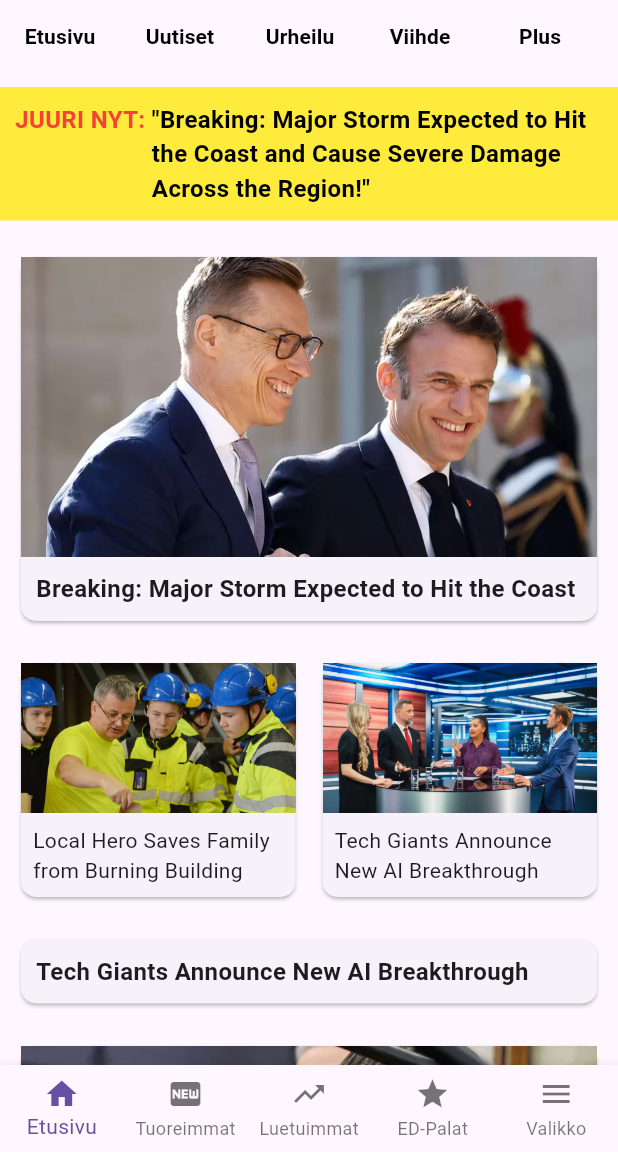
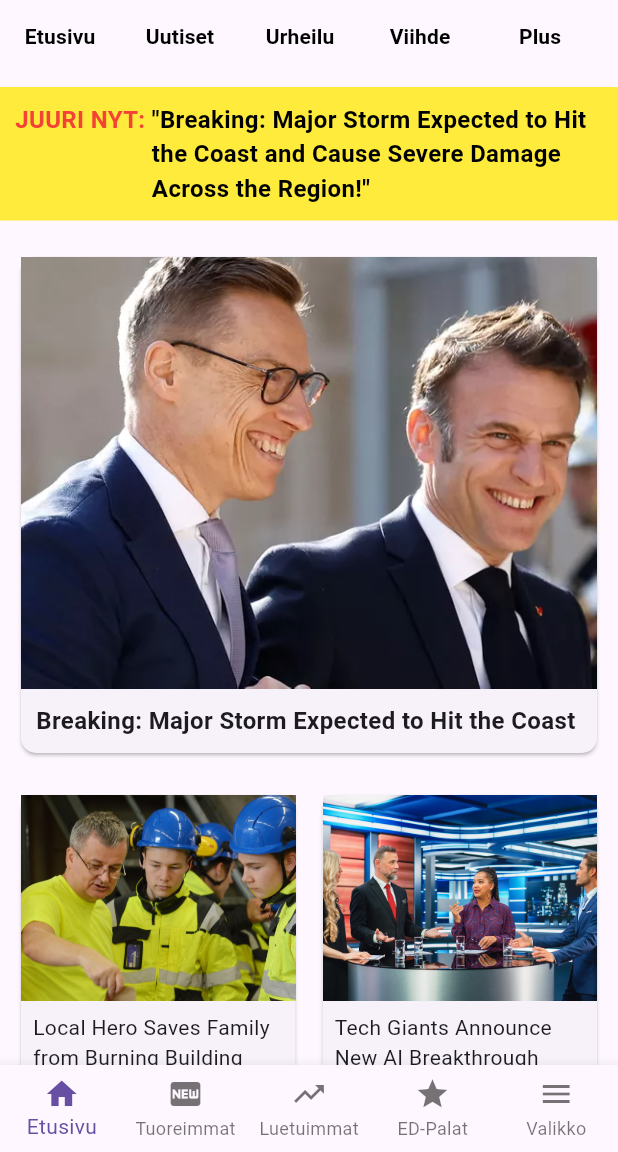
Before and after one commit to JaamoK/flutter_application_1, a Flutter app: the screen it shows after launch, on a phone screen of 412 x 824 dp, the part 84-1236 px from its top. Run offline on Flutter 3.47's test engine with Material 3 defaults, Android fonts, the phone set to English and light mode, and no system bars.

Commit message:
Great versiöön

```diff
--- a/lib/main.dart
+++ b/lib/main.dart
@@ -215,11 +215,13 @@ class HomeScreen extends StatelessWidget {
         child: Column(
           crossAxisAlignment: CrossAxisAlignment.start,
           children: [
-            Image.asset(
+            AspectRatio(
+              aspectRatio: 4 / 3, // Enforce 4:3 aspect ratio
+              child: Image.asset(
                 imagePath,
-              height: 200,
                 width: double.infinity,
                 fit: BoxFit.cover,
+              ),
             ),
             Padding(
               padding: const EdgeInsets.all(10),
@@ -252,11 +254,13 @@ class HomeScreen extends StatelessWidget {
               ),
               child: Column(
                 children: [
-                  Image.asset(
+                  AspectRatio(
+                    aspectRatio: 4 / 3, // Enforce 4:3 aspect ratio
+                    child: Image.asset(
                       imagePath1,
-                    height: 100,
                       width: double.infinity,
                       fit: BoxFit.cover,
+                    ),
                   ),
                   Padding(
                     padding: const EdgeInsets.all(8.0),
@@ -278,11 +282,13 @@ class HomeScreen extends StatelessWidget {
               ),
               child: Column(
                 children: [
-                  Image.asset(
+                  AspectRatio(
+                    aspectRatio: 4 / 3, // Enforce 4:3 aspect ratio
+                    child: Image.asset(
                       imagePath2,
-                    height: 100,
                       width: double.infinity,
                       fit: BoxFit.cover,
+                    ),
                   ),
                   Padding(
                     padding: const EdgeInsets.all(8.0),
```
Lines whose indentation alone changed are shown as unchanged.
